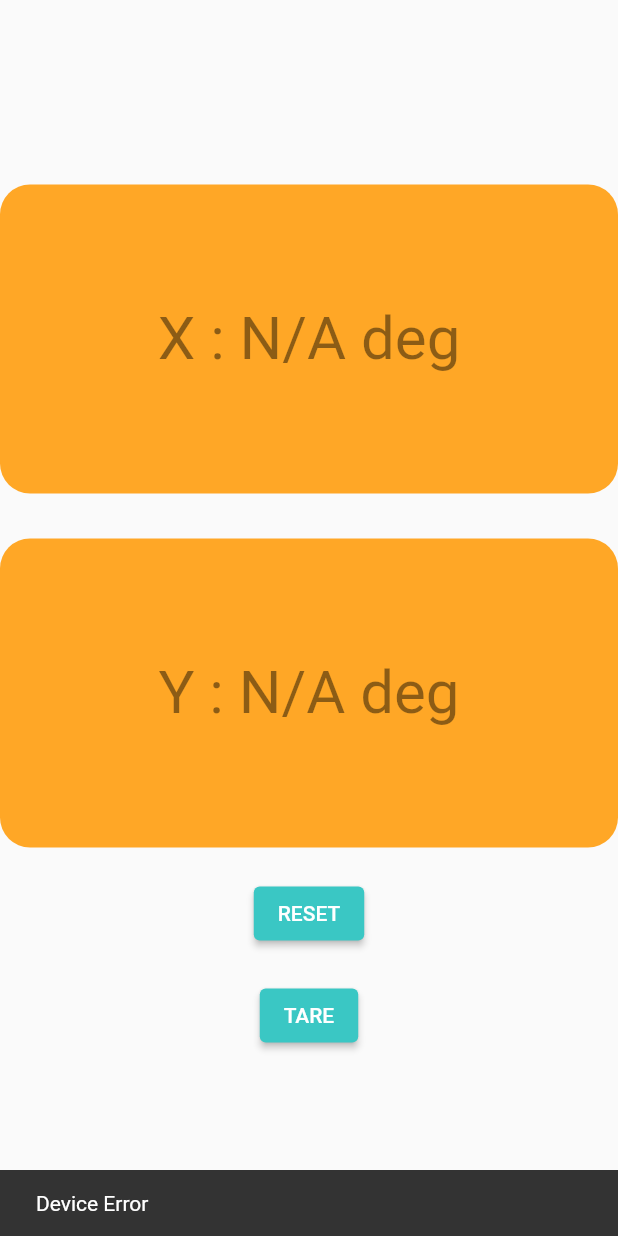
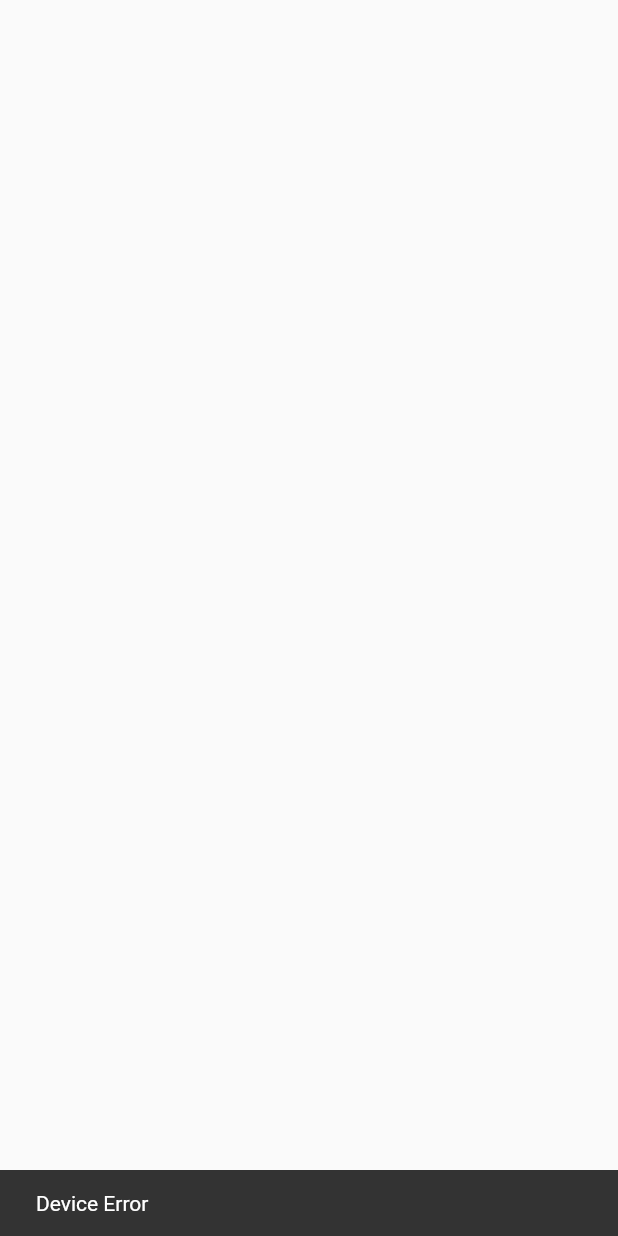
Before and after one commit to TITAN017/Digital_Spirit_Level, a Flutter app: the Page1 widget shown alone on an empty page, opened directly, on a phone screen of 412 x 824 dp. Run offline on Flutter 3.47's test engine with Material 2 defaults, Android fonts, the phone set to English and light mode, and no system bars; our stand-ins replace flutter_blue, flutter_bluetooth_serial, flutter_riverpod, google_fonts, google_nav_bar; missing offline and left inert: zwidget; Roboto replaces fonts that are missing (Acme).

Commit message:
Fixed Freeze

```diff
--- a/lib/DiscoveryPage.dart
+++ b/lib/DiscoveryPage.dart
@@ -104,7 +104,7 @@ class _DiscoveryPage extends ConsumerState<DiscoveryPage> {
             rssi: result.rssi,
             onTap: () {
               if (result.device.name == 'Digital Spirit Level') {
-                ref.read(pageProvider.notifier).update((state) => 1);
+                //ref.read(pageProvider.notifier).update((state) => 1);
                 ref
                     .read(deviceProvider.notifier)
                     .update((state) => result.device);
@@ -118,6 +118,7 @@ class _DiscoveryPage extends ConsumerState<DiscoveryPage> {
                   ),
                 );
               }
+              print('popping now');
               Navigator.of(context).pop(result.device);
             },
           );
--- a/lib/main.dart
+++ b/lib/main.dart
@@ -1,16 +1,3 @@
-/////////////////////////////////////////////////////////////////
-/*
-  ESP32 | BLUETOOTH CLASSIC | FLUTTER - Let's build BT Serial based on the examples. (Ft. Chat App)
-  Video Tutorial: https://youtu.be/WUw-_X66dLE
-  Created by Eric N. (ThatProject)
-*/
-
-// Updated 06-21-2021
-// Due to Flutter's update, many parts have changed from the tutorial video.
-// You need to keep @dart=2.9 before starting main to avoid null safety in Flutter 2
-/////////////////////////////////////////////////////////////////
-
-// @dart=2.9
 import 'package:digital_spirit_level/Theme/color_theme.dart';
 import 'package:digital_spirit_level/screens/initial_screen.dart';
 import 'package:flutter/material.dart';
@@ -18,11 +5,11 @@ import 'package:flutter_riverpod/flutter_riverpod.dart';
 
 void main() => runApp(
       ProviderScope(
-        child: ExampleApplication(),
+        child: MainApplication(),
       ),
     );
 
-class ExampleApplication extends ConsumerWidget {
+class MainApplication extends ConsumerWidget {
   @override
   Widget build(BuildContext context, ref) {
     return MaterialApp(
--- a/lib/screens/pages/page_1.dart
+++ b/lib/screens/pages/page_1.dart
@@ -13,8 +13,7 @@ import '../../model/msg.dart';
 
 final connectionProvider = StateProvider<BluetoothConnection?>((ref) => null);
 
-final valProvider =
-    StateProvider<XYVal>((ref) => XYVal(x: 'N/A (prov)', y: 'N/A (prov)'));
+final valProvider = StateProvider<XYVal>((ref) => XYVal(x: '0.00', y: '0.00'));
 
 class Page1 extends ConsumerStatefulWidget {
   const Page1({Key? key}) : super(key: key);
@@ -27,7 +26,7 @@ class _Page1State extends ConsumerState<Page1> {
   static final clientID = 0;
   var connection; //BluetoothConnection
 
-  List<Message> messages = [Message(1, "Y-Axis:N/A\nX-Axis:N/A")];
+  List<Message> messages = [Message(1, "Y-Axis:-0.00\nX-Axis:-0.00")];
   String _messageBuffer = '';
 
   final TextEditingController textEditingController =
@@ -68,19 +67,19 @@ class _Page1State extends ConsumerState<Page1> {
   @override
   void initState() {
     super.initState();
+    ref
+        .read(valProvider.notifier)
+        .update((state) => XYVal(x: getXAxis(), y: getYAxis()));
     final BluetoothDevice? dev = ref.read(deviceProvider.notifier).state;
     if (ref.read(deviceProvider.notifier).state == null) {
       SchedulerBinding.instance!.addPostFrameCallback((timeStamp) {
         ref.read(pageProvider.notifier).update((state) => 0);
         showSnack(context, 'Device Error');
+        print('log');
       });
+      print('log');
     } else {
-      Future.doWhile(() {
-        ref
-            .read(valProvider.notifier)
-            .update((state) => XYVal(x: getXAxis(), y: getYAxis()));
-        return !mounted;
-      });
+      print('log');
       print('success!');
       BluetoothConnection.toAddress(
               ref.read(deviceProvider.notifier).state!.address)
@@ -93,7 +92,7 @@ class _Page1State extends ConsumerState<Page1> {
           isConnecting = false;
           isDisconnecting = false;
         });
-
+        print('log');
         connection.input.listen(_onDataReceived).onDone(() {
           if (isDisconnecting) {
             print('Disconnecting locally!');
@@ -108,6 +107,7 @@ class _Page1State extends ConsumerState<Page1> {
         print('Cannot connect, exception occured');
         print(error);
       });
+      print('log');
     }
   }
 
@@ -125,73 +125,17 @@ class _Page1State extends ConsumerState<Page1> {
 
   @override
   Widget build(BuildContext context) {
-    String xaxis = getXAxis();
-    String yaxis = getYAxis();
-    return Center(
-      child: Column(
-        mainAxisAlignment: MainAxisAlignment.center,
-        children: [
-          Container(
-            decoration: BoxDecoration(
-              color: Colors.orange[400],
-              shape: BoxShape.rectangle,
-              borderRadius: BorderRadius.circular(20),
-            ),
-            padding: EdgeInsets.all(10),
-            height: MediaQuery.of(context).size.height / 4,
-            //width: MediaQuery.of(context).size.width / 4,
-            alignment: Alignment.center,
-            child: Text(
-              'X : $xaxis deg',
-              style: TextStyle(
-                color: Colors.black45,
-                fontSize: 40,
-              ),
-            ),
-          ),
-          SizedBox(
-            height: 30,
-          ),
-          Container(
-            decoration: BoxDecoration(
-              color: Colors.orange[400],
-              shape: BoxShape.rectangle,
-              borderRadius: BorderRadius.circular(20),
-            ),
-            padding: EdgeInsets.all(10),
-            height: MediaQuery.of(context).size.height / 4,
-            //width: MediaQuery.of(context).size.width / 4,
-            alignment: Alignment.center,
-            child: Text(
-              'Y : $yaxis deg',
-              style: TextStyle(
-                color: Colors.black45,
-                fontSize: 40,
-              ),
-            ),
-          ),
-          SizedBox(
-            height: 20,
-          ),
-          ElevatedButton(
-            onPressed: () {
-              _sendMessage("0");
-              print('sent msg 0');
-            },
-            child: Text('RESET'),
-          ),
-          SizedBox(
-            height: 20,
-          ),
-          ElevatedButton(
-            onPressed: () {
-              _sendMessage("1");
-              print('sent msg 1');
-            },
-            child: Text('TARE'),
-          ),
-        ],
-      ),
+    double x =
+        double.parse(ref.watch(valProvider.notifier).state.x) / 180 * 3.14;
+    double y =
+        double.parse(ref.watch(valProvider.notifier).state.y) / 180 * 3.14;
+    return Container(
+      decoration: BoxDecoration(),
+      width: MediaQuery.of(context).size.width,
+      /*constraints: BoxConstraints(
+          minWidth: MediaQuery.of(context).size.width,
+          minHeight: MediaQuery.of(context).size.height),*/
+      child: Column(),
     );
   }
 
```
Also changed, not shown: lib/screens/initial_screen.dart (+24 -5 lines), lib/screens/pages/page_3.dart (added, +18 -0 lines), lib/services/handle_change.dart (+8 -2 lines), pubspec.yaml (+6 -2 lines), assets/model/color.png (added), pubspec.lock, 2 other files.
